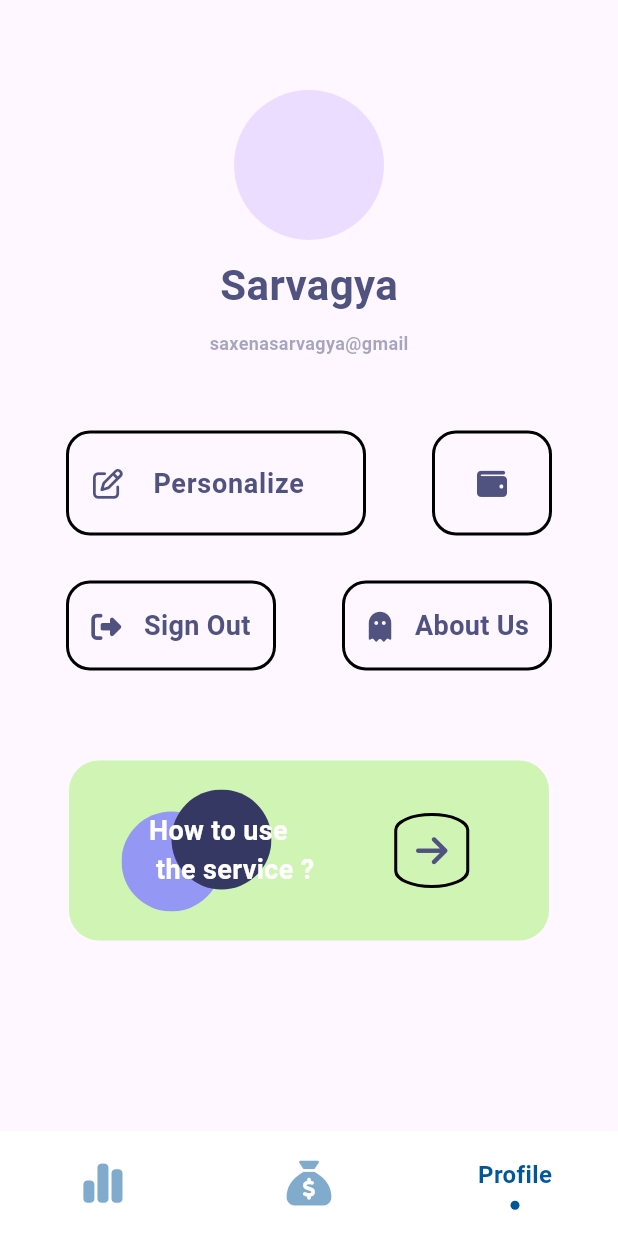
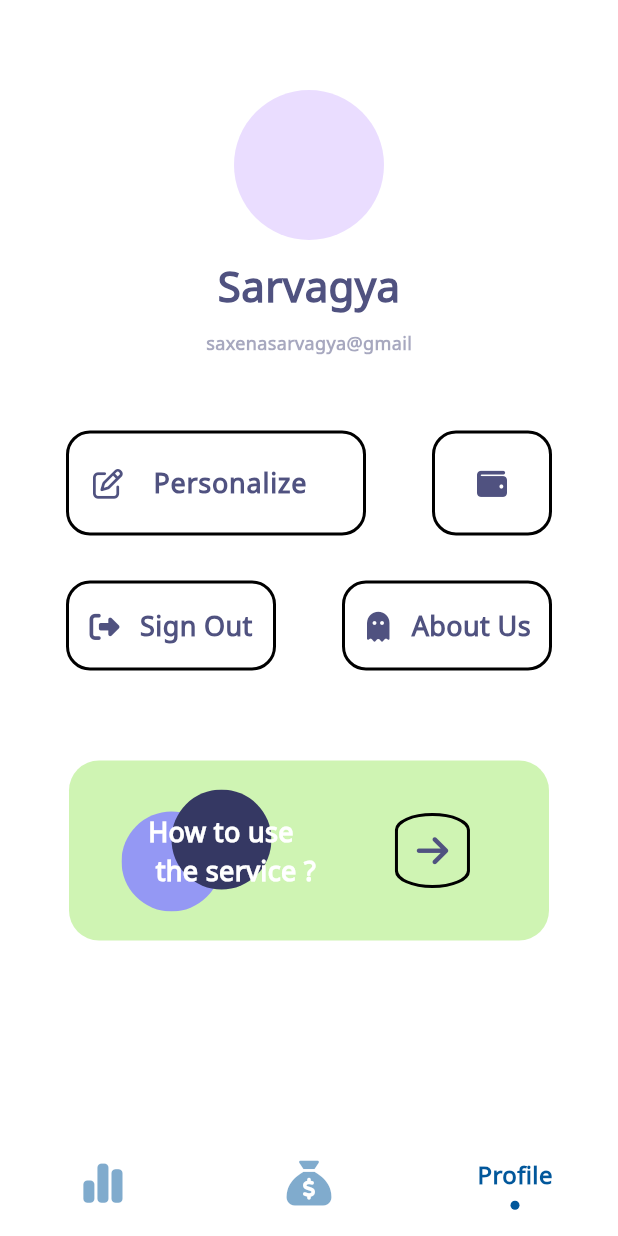
Before and after one commit to Kaizoku01/PayPlan, a Flutter app: the screen it shows after launch, item 3 of the bottom bar chosen, on a phone screen of 412 x 824 dp. Run offline on Flutter 3.47's test engine with Material 3 defaults, Android fonts, the phone set to English and light mode, and no system bars; drawn by our look-alikes of sliding_clipped_nav_bar; our stand-ins replace flutter_svg, font_awesome_flutter, syncfusion_flutter_charts, syncfusion_flutter_gauges.

Commit message:
theme-related-config

```diff
--- /dev/null
+++ b/lib/common/provider/theme_provider.dart
@@ -0,0 +1,13 @@
+import 'package:flutter/material.dart';
+
+
+class ThemeProvider extends ChangeNotifier {
+  bool isDarkModeEnabled = false;
+
+  void toggleTheme(bool themeMode) {
+    if(isDarkModeEnabled != themeMode) {
+      isDarkModeEnabled = themeMode;
+      notifyListeners();
+    }
+  }
+}
--- /dev/null
+++ b/lib/common/theme/dark_theme/dark_theme.dart
@@ -0,0 +1,13 @@
+import'package:flutter/material.dart';
+import 'package:pay_plan/common/theme/app_color_scheme.dart';
+import '../app_text_theme.dart';
+
+ThemeData darkTheme(BuildContext context) {
+  return ThemeData(
+    scaffoldBackgroundColor: PayPlanColorScheme.darkBackground1,
+    useMaterial3: true,
+    brightness: Brightness.dark,
+    fontFamily: "Nato Sans",
+    textTheme: PayPlanTextTheme.appTextTheme(PayPlanColorScheme.font1Theme(context), context),
+  );
+}
--- /dev/null
+++ b/lib/common/theme/light_theme/light_theme.dart
@@ -0,0 +1,13 @@
+import'package:flutter/material.dart';
+import 'package:pay_plan/common/theme/app_text_theme.dart';
+import '../app_color_scheme.dart';
+
+ThemeData lightTheme(BuildContext context) {
+  return ThemeData(
+    scaffoldBackgroundColor: PayPlanColorScheme.lightBackground1,
+    useMaterial3: true,
+    brightness: Brightness.light,
+    fontFamily: "Nato Sans",
+    textTheme: PayPlanTextTheme.appTextTheme(PayPlanColorScheme.font1Theme(context), context),
+  );
+}
--- a/lib/main.dart
+++ b/lib/main.dart
@@ -1,9 +1,19 @@
 import 'package:flutter/material.dart';
+import 'package:pay_plan/common/provider/theme_provider.dart';
+import 'package:pay_plan/common/theme/dark_theme/dark_theme.dart';
+import 'package:pay_plan/common/theme/light_theme/light_theme.dart';
 import 'package:pay_plan/screens/bottom_nav_bar_wrapper/bottom_nav_bar_wrapper.dart';
-
+import 'package:provider/provider.dart';
 
 void main() {
-  runApp(const MyApp());
+  runApp(
+    MultiProvider(
+      providers: [
+        ChangeNotifierProvider(create: (_) => ThemeProvider()),
+      ],
+      child: const MyApp(),
+    ),
+  );
 }
 
 class MyApp extends StatelessWidget {
@@ -12,11 +22,13 @@ class MyApp extends StatelessWidget {
   @override
   Widget build(BuildContext context) {
     return MaterialApp(
-      title: 'Pay_Plan',
-      theme: ThemeData(
-        colorScheme: ColorScheme.fromSeed(seedColor: Colors.deepPurple),
-        useMaterial3: true,
-      ),
+      theme: context.watch<ThemeProvider>().isDarkModeEnabled
+          ? darkTheme(context)
+          : lightTheme(context),
+      darkTheme: darkTheme(context),
+      themeMode: context.watch<ThemeProvider>().isDarkModeEnabled
+          ? ThemeMode.dark
+          : ThemeMode.light,
       home: const BottomNavBarWrapper(),
     );
   }
--- a/lib/screens/profile_screen/profile_screen.dart
+++ b/lib/screens/profile_screen/profile_screen.dart
@@ -195,7 +195,7 @@ class ProfileScreen extends StatelessWidget {
                 top: 5,
                 left: 35,
                 child: SvgPicture.asset(
-                  'assets/profile_screen_clip_art.svg',
+                  'assets/images/profile_screen_clip_art.svg',
                   height: 110,
                   width: 100,
                 ),
```
Also changed, not shown: lib/common/theme/app_color_scheme.dart (added, +46 -0 lines), lib/common/theme/app_text_theme.dart (added, +104 -0 lines), pubspec.yaml (+6 -7 lines), assets/fonts/NotoSans-Regular.ttf (added), assets/images/profile_screen_clip_art.svg (renamed from assets/profile_screen_clip_art.svg), pubspec.lock.
